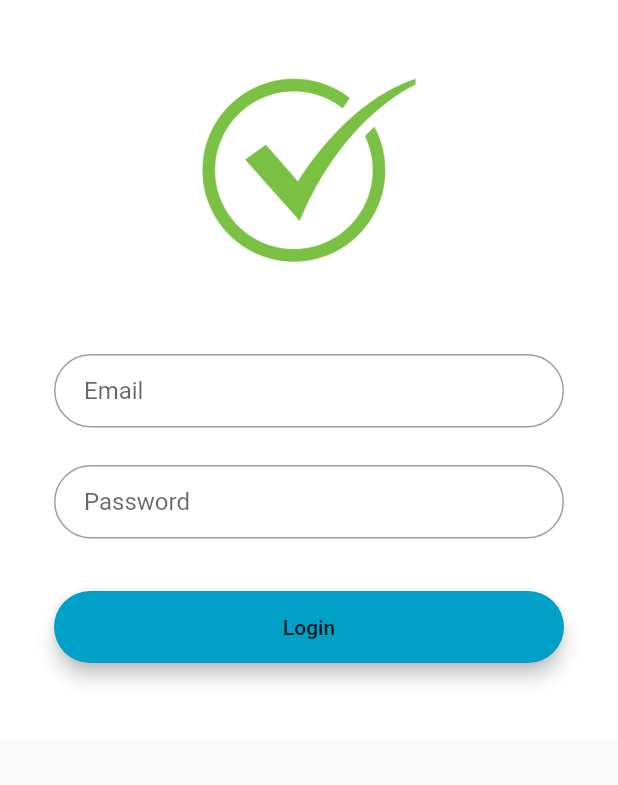
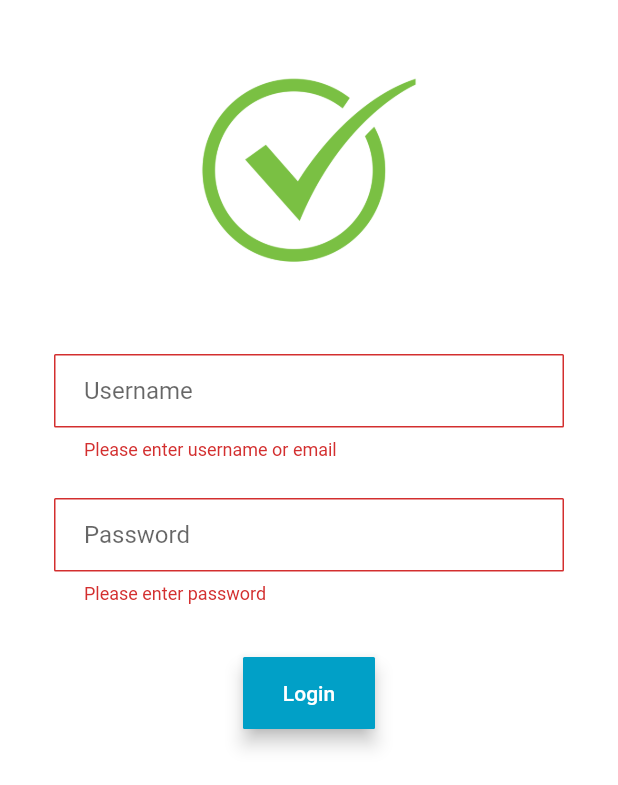
Before and after one commit to sametakbal/taskmanager, a Flutter app: the screen it shows after launch, after a tap on "Login", on a phone screen of 412 x 824 dp. Shown: the top 785 px of the screen. Run offline on Flutter 3.47's test engine with Material 2 defaults, Android fonts, the light colour scheme and no system bars; our stand-ins replace jwt_decoder, shared_preferences, toast.

Commit message:
login added

```diff
--- /dev/null
+++ b/mobileClient/lib/homepage.dart
@@ -0,0 +1,27 @@
+import 'package:flutter/material.dart';
+
+class Home extends StatefulWidget {
+  @override
+  _HomeState createState() => _HomeState();
+}
+
+class _HomeState extends State<Home> {
+  @override
+  Widget build(BuildContext context) {
+    return MaterialApp(
+      debugShowCheckedModeBanner: false,
+      theme: ThemeData(
+        primarySwatch: Colors.blue,
+      ),
+      home: Scaffold(
+      appBar: AppBar(
+        title: Text('Task Manager'),
+
+      ),
+      body: Center(
+        child: Text('This is home page'),
+      ),
+      ),
+    );
+  }
+}
--- a/mobileClient/lib/loginpage.dart
+++ b/mobileClient/lib/loginpage.dart
@@ -1,54 +1,119 @@
+import 'dart:convert';
+import 'package:jwt_decoder/jwt_decoder.dart';
 import 'package:flutter/material.dart';
+import 'package:http/http.dart' as http;
+import 'package:toast/toast.dart';
+import 'package:shared_preferences/shared_preferences.dart';
+import 'package:mobileClient/homepage.dart';
+
+Future<void> login(
+    String username, String password, BuildContext context) async {
+  final http.Response res = await http.post(
+    'https://www.netlabsoft.com/api/user/login',
+    headers: <String, String>{
+      'Content-Type': 'application/json; charset=UTF-8',
+    },
+    body: jsonEncode(
+        <String, String>{'username': username, 'password': password}),
+  );
+  Map<String, dynamic> tokenjson = jsonDecode(res.body);
+  String token = tokenjson['token'];
+  if (token == null) {
+    Toast.show("Incorrect login", context,
+        duration: Toast.LENGTH_LONG, gravity: Toast.TOP);
+  } else {
+    SharedPreferences prefs = await SharedPreferences.getInstance();
+    Map<String, dynamic> decodedToken = JwtDecoder.decode(token);
+    // Now you can use your decoded token
+    prefs.setInt('id', int.parse(decodedToken['nameid']));
+    Navigator.pushReplacement(
+      context,
+      MaterialPageRoute(builder: (context) => Home()),
+    );
+  }
+}
 
 class LoginPage extends StatefulWidget {
-  LoginPage({Key key, this.title}) : super(key: key);
-  final String title;
   @override
   _LoginPageState createState() => _LoginPageState();
 }
 
 class _LoginPageState extends State<LoginPage> {
+  final usernameController = new TextEditingController();
+  final passwordController = new TextEditingController();
+  final _formKey = GlobalKey<FormState>();
+  @override
+  void dispose() {
+    usernameController.dispose();
+    passwordController.dispose();
+    super.dispose();
+  }
+
   @override
   Widget build(BuildContext context) {
-    final emailField = TextField(
-      obscureText: true,
+    final emailField = TextFormField(
+      controller: usernameController,
+      validator: (val) {
+        if (val.isEmpty) {
+          return 'Please enter username or email';
+        }
+        return null;
+      },
       decoration: InputDecoration(
           contentPadding: EdgeInsets.fromLTRB(20.0, 15.0, 20.0, 15.0),
-          hintText: "Email",
-          border:
-              OutlineInputBorder(borderRadius: BorderRadius.circular(32.0))),
+          hintText: "Username",
+          border: OutlineInputBorder(borderRadius: BorderRadius.circular(1.0))),
     );
 
-    final passwordField = TextField(
+    final passwordField = TextFormField(
+      controller: passwordController,
+      validator: (val) {
+        if (val.isEmpty) {
+          return 'Please enter password';
+        }
+        return null;
+      },
       obscureText: true,
       decoration: InputDecoration(
           contentPadding: EdgeInsets.fromLTRB(20.0, 15.0, 20.0, 15.0),
           hintText: "Password",
-          border:
-              OutlineInputBorder(borderRadius: BorderRadius.circular(32.0))),
+          border: OutlineInputBorder(borderRadius: BorderRadius.circular(1.0))),
     );
 
     final loginButon = Material(
       elevation: 5.0,
-      borderRadius: BorderRadius.circular(30.0),
+      borderRadius: BorderRadius.circular(1.0),
       color: Color(0xff01A0C7),
       child: MaterialButton(
-        minWidth: MediaQuery.of(context).size.width,
         padding: EdgeInsets.fromLTRB(20.0, 15.0, 20.0, 15.0),
-        onPressed: () {},
+        onPressed: () {
+          if (_formKey.currentState.validate()) {
+            debugPrint(passwordController.text);
+            login(usernameController.text, passwordController.text, context);
+          }
+        },
         child: Text(
           "Login",
           textAlign: TextAlign.center,
+          style: TextStyle(color: Colors.white),
         ),
       ),
     );
-    return Scaffold(
+
+    return MaterialApp(
+        debugShowCheckedModeBanner: false,
+        theme: ThemeData(
+          primarySwatch: Colors.blue,
+        ),
+        home: Scaffold(
             body: SingleChildScrollView(
           child: Center(
             child: Container(
               color: Colors.white,
               child: Padding(
                 padding: const EdgeInsets.all(36.0),
+                child: Form(
+                  key: _formKey,
                   child: Column(
                     crossAxisAlignment: CrossAxisAlignment.center,
                     mainAxisAlignment: MainAxisAlignment.center,
@@ -76,6 +141,7 @@ class _LoginPageState extends State<LoginPage> {
                 ),
               ),
             ),
-    ));
+          ),
+        )));
   }
 }
--- a/mobileClient/lib/main.dart
+++ b/mobileClient/lib/main.dart
@@ -1,31 +1,15 @@
 //import 'dart:io';
 import 'package:flutter/material.dart';
+import 'package:mobileClient/homepage.dart';
+import 'package:shared_preferences/shared_preferences.dart';
 
 import 'loginpage.dart';
 
-void main() {
-  runApp(TaskManager());
+Future<void> main() async {
+  WidgetsFlutterBinding.ensureInitialized();
+  SharedPreferences prefs = await SharedPreferences.getInstance();
+  int userid = prefs.getInt('id') ?? 0;
+  debugPrint(userid.toString());
+
+  runApp(userid !=0 ? Home() : LoginPage());
 }
-
-class TaskManager extends StatelessWidget {
-  @override
-  Widget build(BuildContext context) {
-    return MaterialApp(
-      debugShowCheckedModeBanner: false,
-      title: 'Flutter Demo',
-      theme: ThemeData(
-        // This is the theme of your application.
-        //
-        // Try running your application with "flutter run". You'll see the
-        // application has a blue toolbar. Then, without quitting the app, try
-        // changing the primarySwatch below to Colors.green and then invoke
-        // "hot reload" (press "r" in the console where you ran "flutter run",
-        // or simply save your changes to "hot reload" in a Flutter IDE).
-        // Notice that the counter didn't reset back to zero; the application
-        // is not restarted.
-        primarySwatch: Colors.blue,
-      ),
-      home: LoginPage(title: 'Flutter Login'),
-    );
-  }
-}
--- a/mobileClient/pubspec.yaml
+++ b/mobileClient/pubspec.yaml
@@ -24,8 +24,10 @@ dependencies:
   flutter:
     sdk: flutter
 
-  http: ^0.12.1
-
+  http: ^0.12.2
+  jwt_decoder: ^1.0.1
+  shared_preferences: ^0.5.8
+  toast: ^0.1.5
 
   # The following adds the Cupertino Icons font to your application.
   # Use with the CupertinoIcons class for iOS style icons.
```
Also changed, not shown: mobileClient/pubspec.lock. Lines whose indentation alone changed are shown as unchanged.
